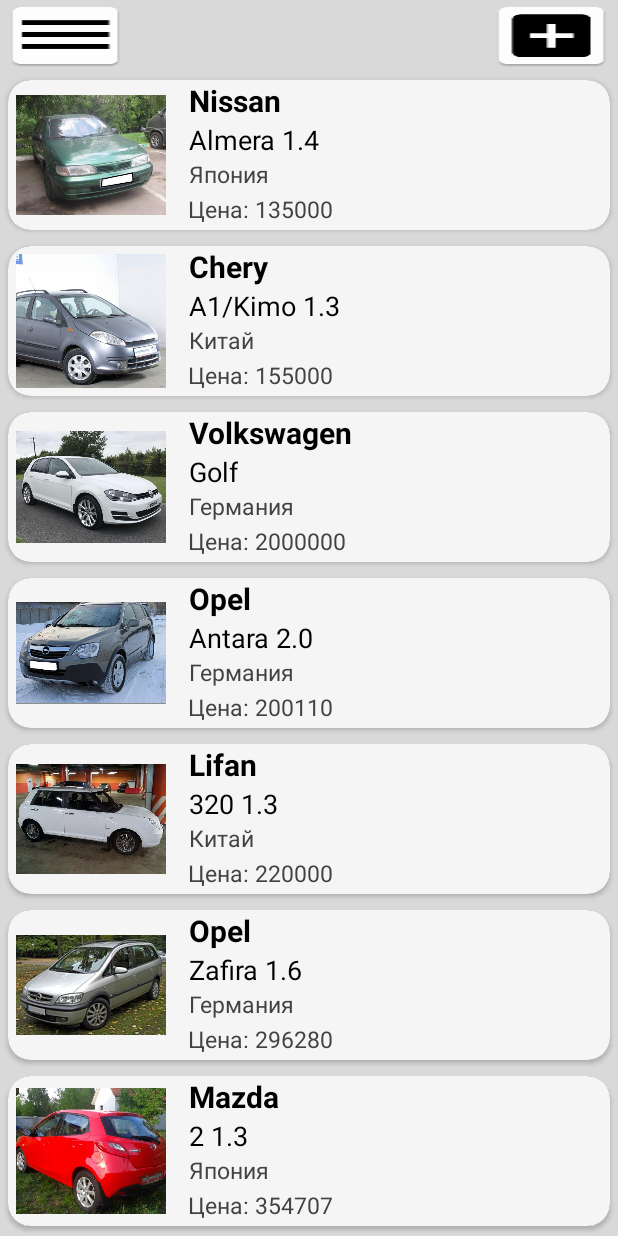
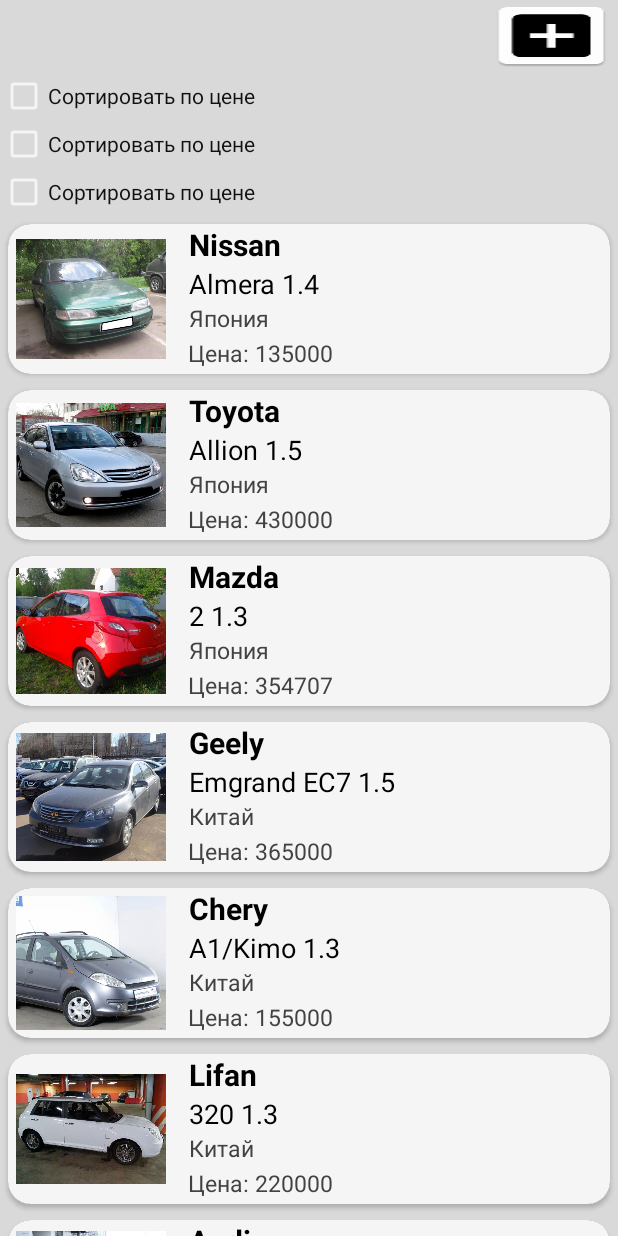
Before and after one commit to mixonko/SQLiteTest, an Android app: the screen it shows after launch (MainActivity), on a phone screen of 412 x 824 dp. Run offline under Robolectric (Android 15) with nearby library versions, the phone set to English and light mode, and no system bars; our stand-ins replace Room's generated code.

Commit message:
сортировка

```diff
--- a/app/src/main/java/com/myapp/test/sqlitetest/CarInfoActivity.java
+++ b/app/src/main/java/com/myapp/test/sqlitetest/CarInfoActivity.java
@@ -63,7 +63,7 @@ public class CarInfoActivity extends Activity implements View.OnClickListener {
         bodyType.setText(car.getBodyType());
         engineCapacity .setText(car.getEngineCapacity());
         enginePower.setText(car.getEnginePower());
-        price.setText(car.getPrice());
+        price.setText(String.valueOf(car.getPrice()));
 
         change.setOnClickListener(new View.OnClickListener() {
             @Override
@@ -100,7 +100,7 @@ public class CarInfoActivity extends Activity implements View.OnClickListener {
                 car.setBodyType(bodyType.getText().toString());
                 car.setEngineCapacity(engineCapacity.getText().toString());
                 car.setEnginePower(enginePower.getText().toString());
-                car.setPrice(price.getText().toString());
+                car.setPrice(Integer.parseInt(price.getText().toString()));
 
                 carModel.setClickable(false);
                 carName.setClickable(false);
--- a/app/src/main/java/com/myapp/test/sqlitetest/Entity/Car.java
+++ b/app/src/main/java/com/myapp/test/sqlitetest/Entity/Car.java
@@ -10,7 +10,7 @@ import com.myapp.test.sqlitetest.R;
 
 @Entity(tableName = "cars")
 public class Car {
-    public Car(String carModel, String carName, String manufacturer, int photo, String year, String bodyType, String engineCapacity, String enginePower, String price) {
+    public Car(String carModel, String carName, String manufacturer, int photo, String year, String bodyType, String engineCapacity, String enginePower, int price) {
         this.carModel = carModel;
         this.carName = carName;
         this.manufacturer = manufacturer;
@@ -23,7 +23,7 @@ public class Car {
     }
 
     @Ignore
-    public Car(String carModel, String carName, String manufacturer, String year, String bodyType, String engineCapacity, String enginePower, String price) {
+    public Car(String carModel, String carName, String manufacturer, String year, String bodyType, String engineCapacity, String enginePower, int price) {
         this.carModel = carModel;
         this.carName = carName;
         this.manufacturer = manufacturer;
@@ -71,7 +71,7 @@ public class Car {
     private String enginePower;
 
     @ColumnInfo( name = "price" )
-    private String price;
+    private int price;
 
 
 
@@ -148,11 +148,11 @@ public class Car {
         this.enginePower = enginePower;
     }
 
-    public String getPrice() {
+    public int getPrice() {
         return price;
     }
 
-    public void setPrice(String price) {
+    public void setPrice(int price) {
         this.price = price;
     }
 
--- a/app/src/main/java/com/myapp/test/sqlitetest/InsertCarActyvity.java
+++ b/app/src/main/java/com/myapp/test/sqlitetest/InsertCarActyvity.java
@@ -71,7 +71,7 @@ public class InsertCarActyvity extends Activity {
                     bodyType.getText().toString(),
                     engineCapacity.getText().toString(),
                     enginePower.getText().toString(),
-                    price.getText().toString());
+                    Integer.parseInt(price.getText().toString()));
             MainActivity.database.carDao().addCar(car);
             cars.add(car);
             finish();
--- a/app/src/main/java/com/myapp/test/sqlitetest/MainActivity.java
+++ b/app/src/main/java/com/myapp/test/sqlitetest/MainActivity.java
@@ -7,6 +7,8 @@ import android.support.v7.widget.LinearLayoutManager;
 import android.support.v7.widget.RecyclerView;
 import android.view.View;
 import android.widget.Button;
+import android.widget.CheckBox;
+import android.widget.Spinner;
 import android.widget.Toast;
 
 import com.myapp.test.sqlitetest.Database.MyAppDatabase;
@@ -23,7 +25,9 @@ public class MainActivity extends AppCompatActivity {
     private RecyclerView.LayoutManager layoutManager;
     public static MyAppDatabase database;
     private Button addCar;
-    private Button details;
+    private CheckBox sortByPrice;
+    private CheckBox manufacturerFilter;
+    private CheckBox modelFilter;
     public static List<Car> cars;
     public static final String CAR = "car";
 
@@ -38,17 +42,48 @@ public class MainActivity extends AppCompatActivity {
         fillModel();
         fillCar();
 
-        cars = database.carDao().getAllCarPriceSorted();
-
-        addCar = findViewById(R.id.addCar);
-        details = findViewById(R.id.details);
+        cars = database.carDao().getAllCar();
 
         recyclerView = findViewById(R.id.recyclerView);
+
+         addCar = findViewById(R.id.addCar);
+
+        modelFilter = findViewById(R.id.modelFilter);
+        manufacturerFilter = findViewById(R.id.manufacturerFilter);
+
+                sortByPrice = findViewById(R.id.sortByPrice);
+
+
+        createRecyclerVeiew(cars);
+
+        addCar.setOnClickListener(new View.OnClickListener() {
+            @Override
+            public void onClick(View view) {
+                insertItem();
+            }
+        });
+
+        sortByPrice.setOnClickListener(new View.OnClickListener() {
+            @Override
+            public void onClick(View view) {
+                if(sortByPrice.isChecked()){
+                    cars = database.carDao().getAllCarPriceSorted();
+                }else{
+                    cars = database.carDao().getAllCar();
+                }
+                createRecyclerVeiew(cars);
+
+
+
+            }
+        });
+    }
+
+    private void createRecyclerVeiew(List<Car> cars) {
         layoutManager = new LinearLayoutManager(this);
         adapter = new ExampleAdapter(cars);
         recyclerView.setLayoutManager(layoutManager);
         recyclerView.setAdapter(adapter);
-
 
         adapter.setOnItemClickListener(new ExampleAdapter.OnItemClickListener() {
             @Override
@@ -59,21 +94,7 @@ public class MainActivity extends AppCompatActivity {
         adapter.setOnItemLongClickListener(new ExampleAdapter.OnItemLongClickListener() {
             @Override
             public void onItemLongClick(int position) {
-                 removeItem(position);
-            }
-        });
-
-        addCar.setOnClickListener(new View.OnClickListener() {
-            @Override
-            public void onClick(View view) {
-                insertItem();
-            }
-        });
-
-        details.setOnClickListener(new View.OnClickListener() {
-            @Override
-            public void onClick(View view) {
-
+                removeItem(position);
             }
         });
     }
@@ -97,18 +118,18 @@ public class MainActivity extends AppCompatActivity {
     }
 
     private void fillCar() {
-        database.carDao().addCar(new Car("Nissan","Almera 1.4", "Япония", R.drawable.nissan_almera ,"январь 1998 г.", "хэтчбек 3 дв.", "1392 cм3", "75 л.с.", "135000"));
-        database.carDao().addCar(new Car("Toyota","Allion 1.5", "Япония", R.drawable.toyota_allion,"январь 2005 г.", "седан 4 дв.", "1496 cм3", "109 л.с.", "430000"));
-        database.carDao().addCar(new Car("Mazda", "2 1.3","Япония", R.drawable.mazda_2,"ноябрь 2008 г.", " хэтчбек 5 дв.", "1349 cм3", "75 л.с.", "354707"));
-        database.carDao().addCar(new Car("Geely", "Emgrand EC7 1.5","Китай", R.drawable.geely_emgrand,"2014 г.", "седан 4 дв.", "1498 cм3", " 98 л.с", "365000"));
-        database.carDao().addCar(new Car("Chery", "A1/Kimo 1.3","Китай", R.drawable.chery_a1," 2009 г.", "хэтчбек 5 дв.", "1297 cм3", "83 л.с.", "155000"));
-        database.carDao().addCar(new Car("Lifan", "320 1.3","Китай", R.drawable.lifan_320,"июль 2013 г.", "хэтчбек 5 дв.", "1342 cм3", "89 л.с.", "220000"));
-        database.carDao().addCar(new Car("Audi", "A3 1.2 TFSI", "Германия", R.drawable.audi_a3,"январь 2009 г.", "кабриолет 2 дв.", "1197 cм3", "105 л.с.", "595000"));
-        database.carDao().addCar(new Car("Volkswagen", "Golf","Германия", R.drawable.volkswagen_golf,"январь 2014 г.", "купе 3 дв.", "2000 cм3", "301 л.с.", "2000000"));
-        database.carDao().addCar(new Car("Opel", "Antara 2.0","Германия", R.drawable.opel_antara,"январь 2008 г.", "внедорожник 5 дв.", "1991 cм3", "127 л.с.", "200110"));
-        database.carDao().addCar(new Car("Opel","Calibra 2.0","Германия", R.drawable.opel_calibra,"1991 г.", "купе 2 дв.", "1998 cм3", "115 л.с.", "90000"));
-        database.carDao().addCar(new Car("Opel", "Omega B 2.0","Германия", R.drawable.opel_omega,"сентябрь 1995 г.", "седан 4 дв.", "1998 cм3", "136 л.с.", "75000"));
-        database.carDao().addCar(new Car("Opel", "Zafira 1.6","Германия", R.drawable.opel_zafira,"ноябрь 2000 г.", "минивэн 5 дв.", "1598 cм3", "101 л.с.", "296280"));
+        database.carDao().addCar(new Car("Nissan","Almera 1.4", "Япония", R.drawable.nissan_almera ,"январь 1998 г.", "хэтчбек 3 дв.", "1392 cм3", "75 л.с.", 135000));
+        database.carDao().addCar(new Car("Toyota","Allion 1.5", "Япония", R.drawable.toyota_allion,"январь 2005 г.", "седан 4 дв.", "1496 cм3", "109 л.с.", 430000));
+        database.carDao().addCar(new Car("Mazda", "2 1.3","Япония", R.drawable.mazda_2,"ноябрь 2008 г.", " хэтчбек 5 дв.", "1349 cм3", "75 л.с.", 354707));
+        database.carDao().addCar(new Car("Geely", "Emgrand EC7 1.5","Китай", R.drawable.geely_emgrand,"2014 г.", "седан 4 дв.", "1498 cм3", " 98 л.с", 365000));
+        database.carDao().addCar(new Car("Chery", "A1/Kimo 1.3","Китай", R.drawable.chery_a1," 2009 г.", "хэтчбек 5 дв.", "1297 cм3", "83 л.с.", 155000));
+        database.carDao().addCar(new Car("Lifan", "320 1.3","Китай", R.drawable.lifan_320,"июль 2013 г.", "хэтчбек 5 дв.", "1342 cм3", "89 л.с.", 220000));
+        database.carDao().addCar(new Car("Audi", "A3 1.2 TFSI", "Германия", R.drawable.audi_a3,"январь 2009 г.", "кабриолет 2 дв.", "1197 cм3", "105 л.с.", 595000));
+        database.carDao().addCar(new Car("Volkswagen", "Golf","Германия", R.drawable.volkswagen_golf,"январь 2014 г.", "купе 3 дв.", "2000 cм3", "301 л.с.", 2000000));
+        database.carDao().addCar(new Car("Opel", "Antara 2.0","Германия", R.drawable.opel_antara,"январь 2008 г.", "внедорожник 5 дв.", "1991 cм3", "127 л.с.", 20011));
+        database.carDao().addCar(new Car("Opel","Calibra 2.0","Германия", R.drawable.opel_calibra,"1991 г.", "купе 2 дв.", "1998 cм3", "115 л.с.", 90000));
+        database.carDao().addCar(new Car("Opel", "Omega B 2.0","Германия", R.drawable.opel_omega,"сентябрь 1995 г.", "седан 4 дв.", "1998 cм3", "136 л.с.", 75000));
+        database.carDao().addCar(new Car("Opel", "Zafira 1.6","Германия", R.drawable.opel_zafira,"ноябрь 2000 г.", "минивэн 5 дв.", "1598 cм3", "101 л.с.", 296280));
 
     }
 
--- a/app/src/main/java/com/myapp/test/sqlitetest/adapter/ExampleAdapter.java
+++ b/app/src/main/java/com/myapp/test/sqlitetest/adapter/ExampleAdapter.java
@@ -104,7 +104,7 @@ public class ExampleAdapter extends RecyclerView.Adapter<ExampleAdapter.ExampleV
         exampleViewHolder.textView1.setText(currentItem.getCarModel());
         exampleViewHolder.textView2.setText(currentItem.getCarName());
         exampleViewHolder.textView3.setText(currentItem.getManufacturer());
-        exampleViewHolder.textView4.setText("Цена: " + currentItem.getPrice());
+        exampleViewHolder.textView4.setText("Цена: " + String.valueOf(currentItem.getPrice()));
 
     }
 
--- a/app/src/main/res/layout/activity_main.xml
+++ b/app/src/main/res/layout/activity_main.xml
@@ -2,37 +2,37 @@
 <LinearLayout xmlns:android="http://schemas.android.com/apk/res/android"
     android:layout_width="match_parent"
     android:layout_height="match_parent"
-    android:orientation="vertical"
-    android:background="#d9d9d9"  >
+    android:background="#d9d9d9"
+    android:orientation="vertical">
 
-    <LinearLayout
+    <Button
+        android:id="@+id/addCar"
         android:layout_width="wrap_content"
         android:layout_height="wrap_content"
-        android:orientation="horizontal">
+        android:background="@mipmap/ic_add_car"
+        android:layout_gravity="right"/>
 
-        <Button
-            android:id="@+id/details"
-            android:layout_width="wrap_content"
-            android:layout_height="wrap_content"
-            android:background="@mipmap/ic_details"
-            android:layout_gravity="right"   />
+    <CheckBox
+        android:id="@+id/sortByPrice"
+        android:layout_width="wrap_content"
+        android:layout_height="wrap_content"
+        android:text="Сортировать по цене"
+        android:textColor="#111" />
 
-        <View
-            android:layout_width="0dp"
-            android:layout_weight="1"
-            android:layout_height="match_parent"/>
+    <CheckBox
+        android:id="@+id/manufacturerFilter"
+        android:layout_width="wrap_content"
+        android:layout_height="wrap_content"
+        android:text="Сортировать по цене"
+        android:textColor="#111" />
 
+    <CheckBox
+        android:id="@+id/modelFilter"
+        android:layout_width="wrap_content"
+        android:layout_height="wrap_content"
+        android:text="Сортировать по цене"
+        android:textColor="#111" />
 
-
-        <Button
-            android:id="@+id/addCar"
-            android:layout_width="wrap_content"
-            android:layout_height="wrap_content"
-            android:layout_gravity="right"
-            android:background="@mipmap/ic_add_car"  />
-
-
-    </LinearLayout>
 
     <android.support.v7.widget.RecyclerView
         android:id="@+id/recyclerView"
@@ -42,4 +42,5 @@
 
     </android.support.v7.widget.RecyclerView>
 
+
 </LinearLayout>
--- /dev/null
+++ b/app/src/main/res/layout/details.xml
@@ -0,0 +1,12 @@
+<?xml version="1.0" encoding="utf-8"?>
+
+
+<android.support.constraint.ConstraintLayout
+    xmlns:android="http://schemas.android.com/apk/res/android"
+    android:layout_width="wrap_content"
+    android:layout_height="wrap_content"
+    android:background="#d9d9d9">
+
+
+
+</android.support.constraint.ConstraintLayout>
```
